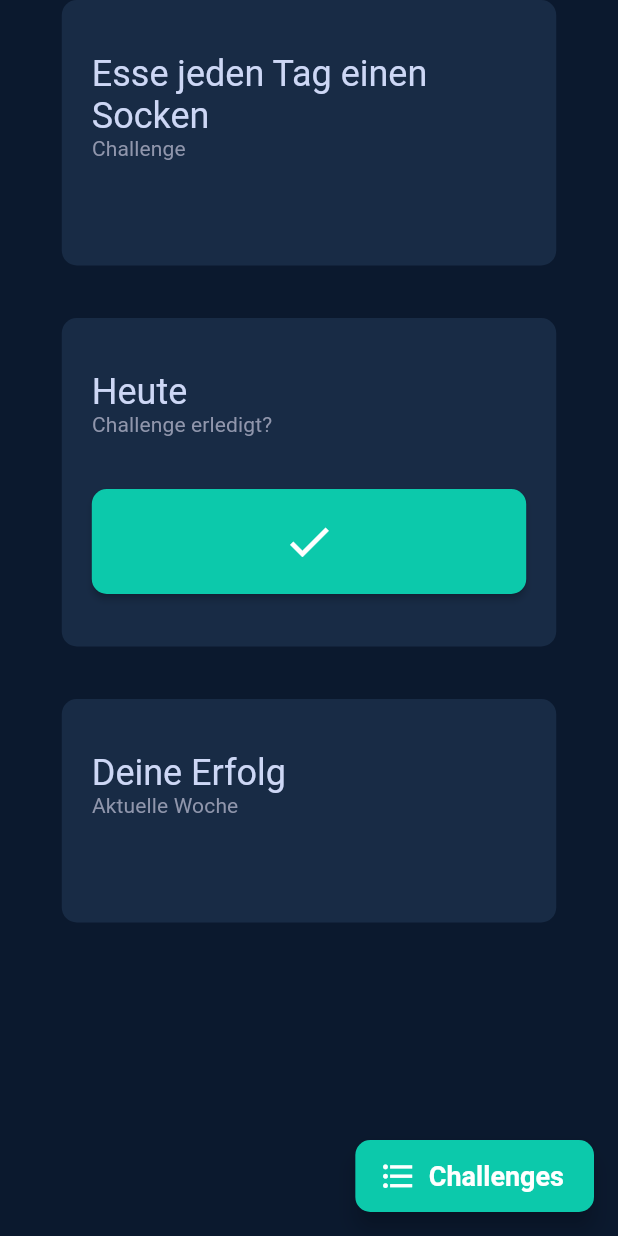
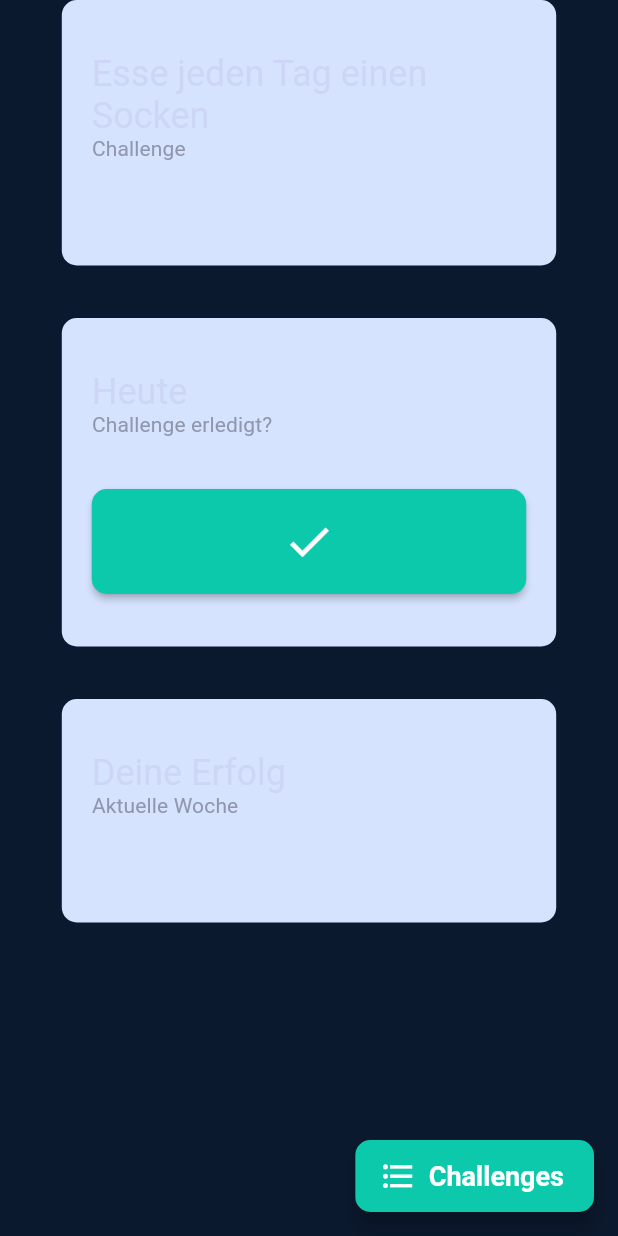
Before and after one commit to iieo/weekly_challenge, a Flutter app: the screen it shows after launch, on a phone screen of 412 x 824 dp. Run offline on Flutter 3.47's test engine with Material 2 defaults, Android fonts, the phone set to English and light mode, and no system bars; our stand-ins replace cached_network_image, cloud_firestore, firebase_auth, firebase_core, firebase_storage, go_router; accounts and stored records are empty.

Commit message:
added colortheme

```diff
--- a/lib/challenges_screen/challenges_screen.dart
+++ b/lib/challenges_screen/challenges_screen.dart
@@ -16,12 +16,9 @@ class ChallengesScreen extends StatelessWidget {
 
     return Scaffold(
         floatingActionButton: const AddChallengeFloatingButton(),
-        backgroundColor: App.primaryColor,
         appBar: AppBar(
           title:
               Text('Challenges', style: Theme.of(context).textTheme.titleLarge),
-          backgroundColor: App.primaryColor,
-          foregroundColor: App.whiteColor,
         ),
         body: Hero(
             tag: 'challenges',
--- a/lib/challenges_screen/components/add_challenge_fab.dart
+++ b/lib/challenges_screen/components/add_challenge_fab.dart
@@ -12,7 +12,7 @@ class AddChallengeFloatingButton extends StatelessWidget {
             borderRadius: BorderRadius.all(Radius.circular(10))),
         onPressed: () => showDialog(
             context: context, builder: (context) => const AddChallengeDialog()),
-        backgroundColor: App.secondaryColor,
+        backgroundColor: Theme.of(context).colorScheme.secondary,
         label:
             Text("Challenges", style: Theme.of(context).textTheme.labelMedium),
         icon: const Icon(Icons.add, size: 25, color: Colors.white));
--- a/lib/components/button.dart
+++ b/lib/components/button.dart
@@ -42,7 +42,8 @@ class Button extends StatelessWidget {
         child: ElevatedButton(
           style: ElevatedButton.styleFrom(
             foregroundColor: foregorundColor ?? Colors.black,
-            backgroundColor: backgroundColor ?? App.secondaryColor,
+            backgroundColor:
+                backgroundColor ?? Theme.of(context).colorScheme.secondary,
             shape: RoundedRectangleBorder(
               borderRadius: BorderRadius.all(Radius.circular(borderRadius)),
             ),
--- a/lib/homescreen/components/challenge_fab.dart
+++ b/lib/homescreen/components/challenge_fab.dart
@@ -12,7 +12,7 @@ class ChallengeFloatingButton extends StatelessWidget {
         shape: const RoundedRectangleBorder(
             borderRadius: BorderRadius.all(Radius.circular(10))),
         onPressed: () => GoRouter.of(context).go('/challenges'),
-        backgroundColor: App.secondaryColor,
+        backgroundColor: Theme.of(context).colorScheme.secondary,
         label:
             Text("Challenges", style: Theme.of(context).textTheme.labelMedium),
         icon: const Icon(Icons.format_list_bulleted,
--- a/lib/homescreen/homescreen.dart
+++ b/lib/homescreen/homescreen.dart
@@ -10,24 +10,23 @@ class HomeScreen extends StatelessWidget {
   @override
   Widget build(BuildContext context) {
     return Scaffold(
-        backgroundColor: App.primaryColor,
         floatingActionButton: const ChallengeFloatingButton(),
         body: SizedBox.expand(
             child: FractionallySizedBox(
                 widthFactor: 0.8,
                 child: ListView(
                   children: [
-                    const Box(
+                    Box(
                       headline: "Esse jeden Tag einen Socken",
                       description: "Challenge",
-                      color: App.primaryColorBrighter,
+                      color: Theme.of(context).colorScheme.primaryContainer,
                       children: [],
                     ),
                     const SizedBox(height: 35),
                     Box(
                       headline: "Heute",
                       description: "Challenge erledigt?",
-                      color: App.primaryColorBrighter,
+                      color: Theme.of(context).colorScheme.primaryContainer,
                       children: [
                         SizedBox(
                             height: 70,
@@ -37,16 +36,17 @@ class HomeScreen extends StatelessWidget {
                                 color: Colors.white,
                                 size: 35,
                               ),
-                              backgroundColor: App.secondaryColor,
+                              backgroundColor:
+                                  Theme.of(context).colorScheme.secondary,
                               onPressed: () {},
                             ))
                       ],
                     ),
                     const SizedBox(height: 35),
-                    const Box(
+                    Box(
                       headline: "Deine Erfolg",
                       description: "Aktuelle Woche",
-                      color: App.primaryColorBrighter,
+                      color: Theme.of(context).colorScheme.primaryContainer,
                       children: [
                         //übersicht der Woche
                       ],
--- a/lib/main.dart
+++ b/lib/main.dart
@@ -32,12 +32,7 @@ class App extends StatelessWidget {
   static const double defaultMargin = 30;
   static const EdgeInsets defaultPadding =
       EdgeInsets.symmetric(horizontal: 20, vertical: 35);
-  static const Color primaryColor = Color.fromARGB(255, 11, 25, 46);
-  static const Color primaryColorBrighter = Color.fromARGB(255, 24, 43, 69);
-  static const Color whiteColor = Color.fromARGB(255, 205, 215, 245);
-  static const Color whiteColorDarker = Color.fromARGB(255, 144, 150, 172);
-  static const Color secondaryColor = Color.fromARGB(255, 12, 201, 171);
-  static const Color secondaryColorDarker = Color.fromARGB(255, 11, 51, 65);
+
   static const String name = 'Challenge';
   static const String version = '0.0.1';
   static const String buildNumber = '1';
--- a/lib/theme_data.dart
+++ b/lib/theme_data.dart
@@ -1,5 +1,12 @@
 import 'package:flutter/material.dart';
 import 'package:weekly_challenge/main.dart';
+
+const Color primaryColor = Color.fromARGB(255, 11, 25, 46);
+const Color primaryColorBrighter = Color.fromARGB(255, 24, 43, 69);
+const Color whiteColor = Color.fromARGB(255, 205, 215, 245);
+const Color whiteColorDarker = Color.fromARGB(255, 144, 150, 172);
+const Color secondaryColor = Color.fromARGB(255, 12, 201, 171);
+const Color secondaryColorDarker = Color.fromARGB(255, 11, 51, 65);
 
 final ThemeData themeData = ThemeData(
     //disable toom effect
@@ -13,7 +20,6 @@ final ThemeData themeData = ThemeData(
         TargetPlatform.windows: NoPageTransitionBuilder(),
       },
     ),
-    cardColor: App.primaryColorBrighter,
     visualDensity: VisualDensity.adaptivePlatformDensity,
     primarySwatch: const MaterialColor(0xFFFEFAE0, {
       50: Color(0xfff2f2f2),
@@ -27,25 +33,31 @@ final ThemeData themeData = ThemeData(
       800: Color(0xff333333),
       900: Color(0xff1a1a1a)
     }),
-    primaryColor: App.primaryColor,
+    primaryColor: primaryColor,
+    colorScheme: ColorScheme.fromSeed(
+        seedColor: primaryColor, secondary: secondaryColor),
+    appBarTheme: const AppBarTheme(
+        backgroundColor: primaryColor, foregroundColor: whiteColor),
+    scaffoldBackgroundColor: primaryColor,
+    dialogBackgroundColor: primaryColorBrighter,
     textTheme: const TextTheme(
       titleSmall: TextStyle(
         fontSize: 14.0,
         fontWeight: FontWeight.normal,
         decoration: TextDecoration.none,
-        color: App.whiteColorDarker,
+        color: whiteColorDarker,
       ),
       titleMedium: TextStyle(
         fontSize: 18.0,
         fontWeight: FontWeight.normal,
         decoration: TextDecoration.none,
-        color: App.whiteColor,
+        color: whiteColor,
       ),
       titleLarge: TextStyle(
         fontSize: 24.0,
         fontWeight: FontWeight.normal,
         decoration: TextDecoration.none,
-        color: App.whiteColor,
+        color: whiteColor,
       ),
       labelSmall: TextStyle(
         fontSize: 14.0,
```
Also changed, not shown: lib/challenges_screen/components/add_challenge_dialog.dart (+6 -7 lines), lib/challenges_screen/components/challenge_card.dart (+4 -4 lines).
